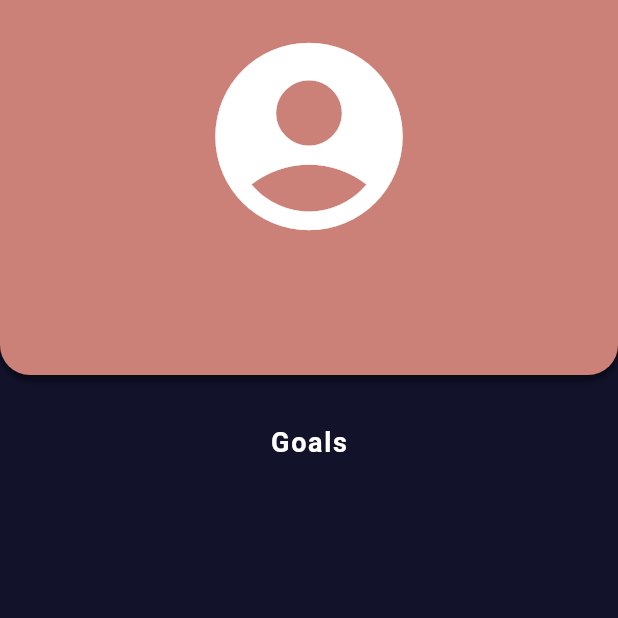
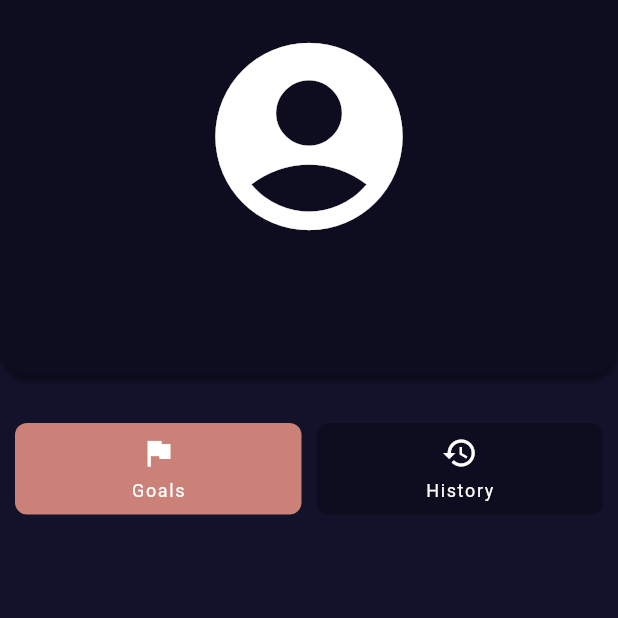
Before and after one commit to DanceaRadu/DailyDrive, a Flutter app: the ProfilePage screen opened directly, on a phone screen of 412 x 824 dp, the top half of it. Run offline on Flutter 3.47's test engine with Material 3 defaults, Android fonts, the phone set to English and light mode, and no system bars; our stand-ins replace firebase_auth, firebase_core, google_sign_in; accounts and stored records are empty; generated files the repository leaves out were written again.

Commit message:
Added tabs to the profile page.

```diff
--- a/lib/color_palette.dart
+++ b/lib/color_palette.dart
@@ -4,6 +4,7 @@ class ColorPalette {
 
   static const Color seedColor = Color(0xFF12122B);
   static const Color surface = Color(0xFF12122B);
+  static const Color darkerSurface = Color(0xFF0D0D1F);
   static const Color onSurface = Color(0xFFFFFFFF);
   static const Color secondary = Color(0xFFCB8177);
   static const Color accent = Color(0xFF7FC35F);
--- a/lib/pages/home_page.dart
+++ b/lib/pages/home_page.dart
@@ -42,7 +42,7 @@ class _HomePageState extends State<HomePage> {
         title: Text(activePageTitle),
         scrolledUnderElevation: 0,
         centerTitle: true,
-        backgroundColor: _selectedPageIndex == 2 ? ColorPalette.secondary : ColorPalette.surface,
+        backgroundColor: _selectedPageIndex == 2 ? ColorPalette.darkerSurface : ColorPalette.surface,
       ),
       body: activePage,
       bottomNavigationBar: ClipRRect(
--- a/lib/pages/profile_page/profile_page.dart
+++ b/lib/pages/profile_page/profile_page.dart
@@ -1,16 +1,46 @@
 import 'package:daily_drive/color_palette.dart';
 import 'package:daily_drive/pages/profile_page/goals_summary.dart';
 import 'package:daily_drive/pages/profile_page/profile_info.dart';
+import 'package:daily_drive/pages/profile_page/profile_tab_selector.dart';
 import 'package:firebase_auth/firebase_auth.dart';
 import 'package:flutter/material.dart';
+import 'package:google_sign_in/google_sign_in.dart';
 
-class ProfilePage extends StatelessWidget {
+import '../../styling_variables.dart';
+
+class ProfilePage extends StatefulWidget {
   const ProfilePage({super.key});
+
+  @override
+  State<ProfilePage> createState() => _ProfilePageState();
+}
+
+class _ProfilePageState extends State<ProfilePage> {
+
+  int selectedIndex = 0;
+
+  void onTap(int index) {
+    setState(() {
+      selectedIndex = index;
+    });
+  }
+
+  Widget getTabWidget() {
+    switch (selectedIndex) {
+      case 0:
+        return const GoalsSummary();
+      case 1:
+        return const Placeholder();
+      default:
+        return const GoalsSummary();
+    }
+  }
 
   @override
   Widget build(BuildContext context) {
 
     User? user = FirebaseAuth.instance.currentUser;
+    Widget renderedTab = getTabWidget();
 
     return Scaffold(
       body: Center(
@@ -30,7 +60,7 @@ class ProfilePage extends StatelessWidget {
                           offset: Offset(0, 4),
                         ),
                       ],
-                      color: ColorPalette.secondary,
+                      color: ColorPalette.darkerSurface,
                       borderRadius: BorderRadius.only(
                         bottomLeft: Radius.circular(20),
                         bottomRight: Radius.circular(20),
@@ -39,18 +69,17 @@ class ProfilePage extends StatelessWidget {
                     child: ProfileInfo(user: user)
                 ),
                 const SizedBox(height: 32),
-                const Text(
-                  "Goals",
-                  style: TextStyle(
-                    fontSize: 18,
-                    fontWeight: FontWeight.bold,
-                  ),
-                ),
-                const GoalsSummary(),
+                Padding(
+                  padding: const EdgeInsets.fromLTRB(StylingVariables.pagePadding, 0, StylingVariables.pagePadding, 0),
+                  child: Column(
+                    children: [
+                      ProfileTabSelector(selectedIndex: selectedIndex, onTap: onTap),
+                      renderedTab,
                       const SizedBox(height: 10),
                       OutlinedButton(
                         onPressed: () async {
                           await FirebaseAuth.instance.signOut();
+                          await GoogleSignIn().signOut();
                         },
                         style: OutlinedButton.styleFrom(
                           side: const BorderSide(color: Color.fromARGB(150, 255, 0, 0), width: 2.0), // Border color and width
@@ -64,7 +93,7 @@ class ProfilePage extends StatelessWidget {
                           children: [
                             Icon(
                               Icons.exit_to_app,
-                        color: Color.fromARGB(150, 255, 0, 0), // Icon color to match border
+                              color: Color.fromARGB(150, 255, 0, 0),
                             ),
                             SizedBox(width: 8), // Spacing between icon and text
                             Text(
@@ -79,6 +108,9 @@ class ProfilePage extends StatelessWidget {
                         ),
                       ),
                       const SizedBox(height: 15),
+                    ]
+                  ),
+                ),
               ],
             ),
           ),
--- /dev/null
+++ b/lib/pages/profile_page/profile_tab_selector.dart
@@ -0,0 +1,67 @@
+import 'package:flutter/cupertino.dart';
+import 'package:flutter/material.dart';
+
+import '../../color_palette.dart';
+
+class ProfileTabSelector extends StatelessWidget {
+  const ProfileTabSelector({super.key, required this.selectedIndex, required this.onTap});
+
+  final int selectedIndex;
+  final void Function(int) onTap;
+
+  @override
+  Widget build(BuildContext context) {
+    return Row(
+      mainAxisAlignment: MainAxisAlignment.spaceEvenly,
+      children: [
+        Expanded(
+          child: GestureDetector(
+            onTap: () {
+              onTap(0);
+            },
+            child: Container(
+              width: 90,
+              padding: const EdgeInsets.all(8),
+              decoration: BoxDecoration(
+                color: selectedIndex == 0 ? ColorPalette.secondary : ColorPalette.darkerSurface,
+                borderRadius: BorderRadius.circular(8),
+              ),
+              child: const Column(
+                mainAxisSize: MainAxisSize.min,
+                children: [
+                  Icon(Icons.flag, color: Colors.white),
+                  SizedBox(height: 4),
+                  Text("Goals", style: TextStyle(color: Colors.white, fontSize: 12)),
+                ],
+              ),
+            ),
+          ),
+        ),
+        const SizedBox(width: 10),
+        Expanded(
+          child: GestureDetector(
+            onTap: () {
+              onTap(1);
+            },
+            child: Container(
+              width: 90,
+              padding: const EdgeInsets.all(8),
+              decoration: BoxDecoration(
+                color: selectedIndex == 1 ? ColorPalette.secondary : ColorPalette.darkerSurface,
+                borderRadius: BorderRadius.circular(8),
+              ),
+              child: const Column(
+                mainAxisSize: MainAxisSize.min,
+                children: [
+                  Icon(Icons.history, color: Colors.white),
+                  SizedBox(height: 4),
+                  Text("History", style: TextStyle(color: Colors.white, fontSize: 12)),
+                ],
+              ),
+            ),
+          ),
+        ),
+      ],
+    );
+  }
+}
--- a/lib/styling_variables.dart
+++ b/lib/styling_variables.dart
@@ -4,4 +4,5 @@ class StylingVariables {
   static const double textMd = 14.0;
   static const double textLg = 16.0;
   static const double textXl = 18.0;
+  static const double pagePadding = 10.0;
 }
--- a/pubspec.yaml
+++ b/pubspec.yaml
@@ -30,15 +30,13 @@ environment:
 dependencies:
   flutter:
     sdk: flutter
-
-
-  # The following adds the Cupertino Icons font to your application.
-  # Use with the CupertinoIcons class for iOS style assets.
   cupertino_icons: ^1.0.8
   firebase_core: ^3.6.0
   firebase_auth: ^5.3.1
   google_sign_in: ^6.2.1
   google_fonts: ^6.2.1
+  flutter_riverpod: ^2.6.1
+  cloud_firestore: ^5.4.5
 
 dev_dependencies:
   flutter_test:
```
Also changed, not shown: pubspec.lock (deleted), 3 other files. Lines whose indentation alone changed are shown as unchanged.
